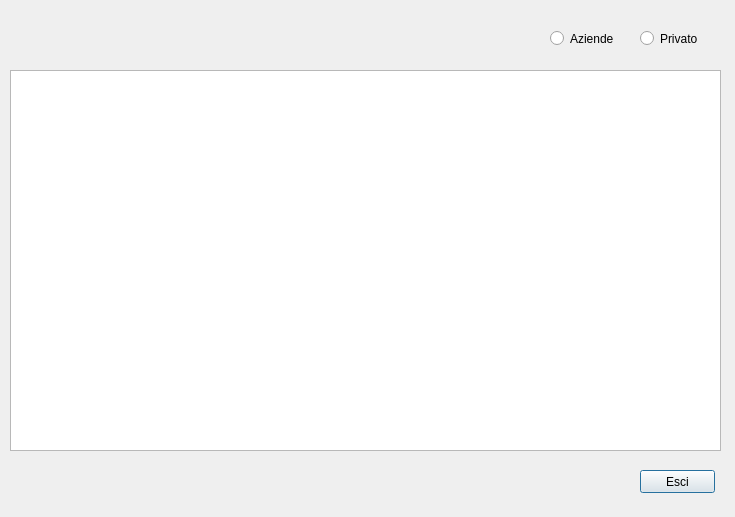
The window that elencotari.ui (Paolo95/Programma_Buste) describes before a commit, drawn with Qt 5.
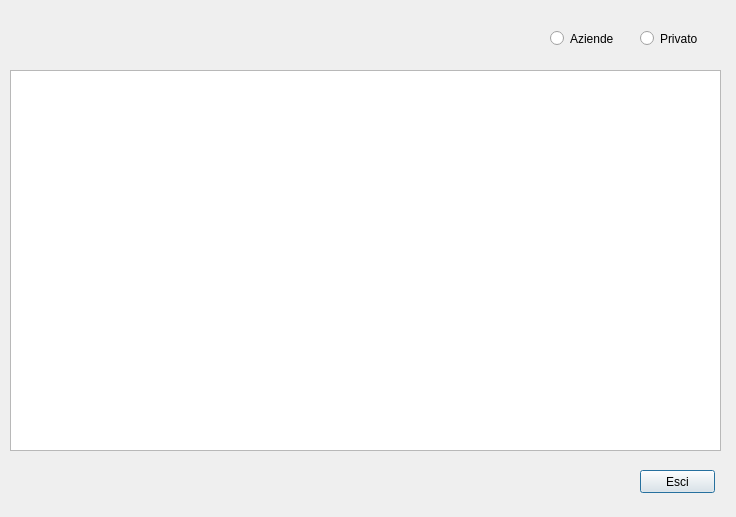
The same window after the commit.

What changed in the file:
```diff
--- a/elencotari.ui
+++ b/elencotari.ui
@@ -6,10 +6,22 @@
    <rect>
     <x>0</x>
     <y>0</y>
-    <width>735</width>
+    <width>736</width>
     <height>517</height>
    </rect>
   </property>
+  <property name="minimumSize">
+   <size>
+    <width>736</width>
+    <height>517</height>
+   </size>
+  </property>
+  <property name="maximumSize">
+   <size>
+    <width>736</width>
+    <height>517</height>
+   </size>
+  </property>
   <property name="windowTitle">
    <string>Elenco utenze TARI</string>
   </property>
```
